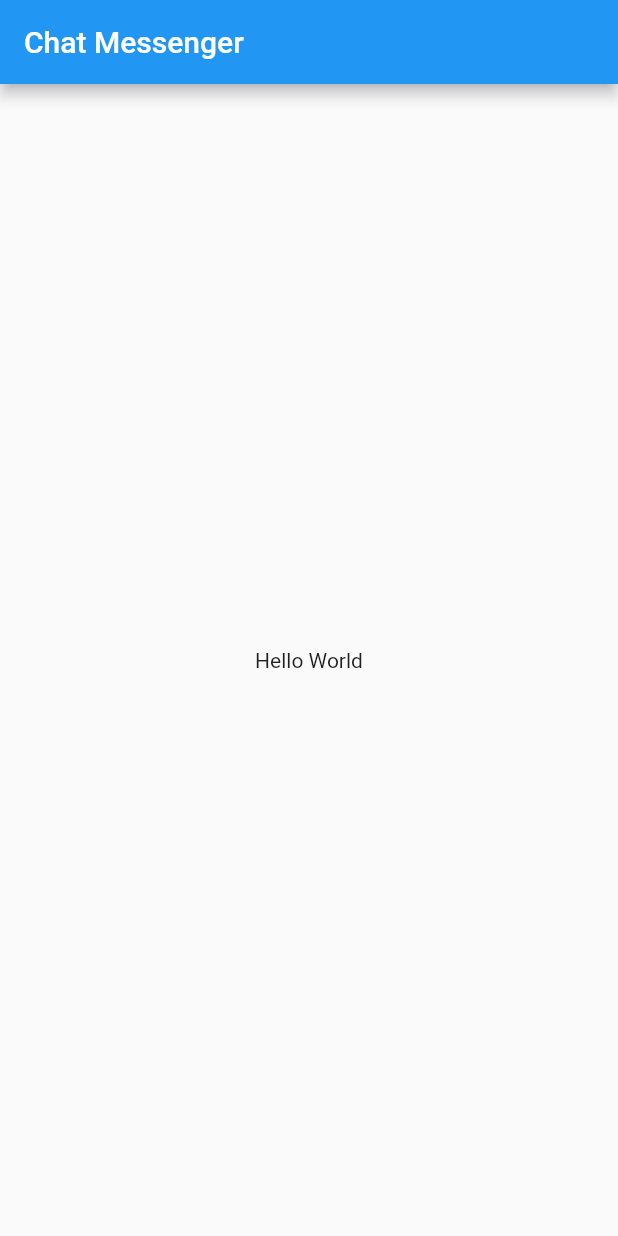
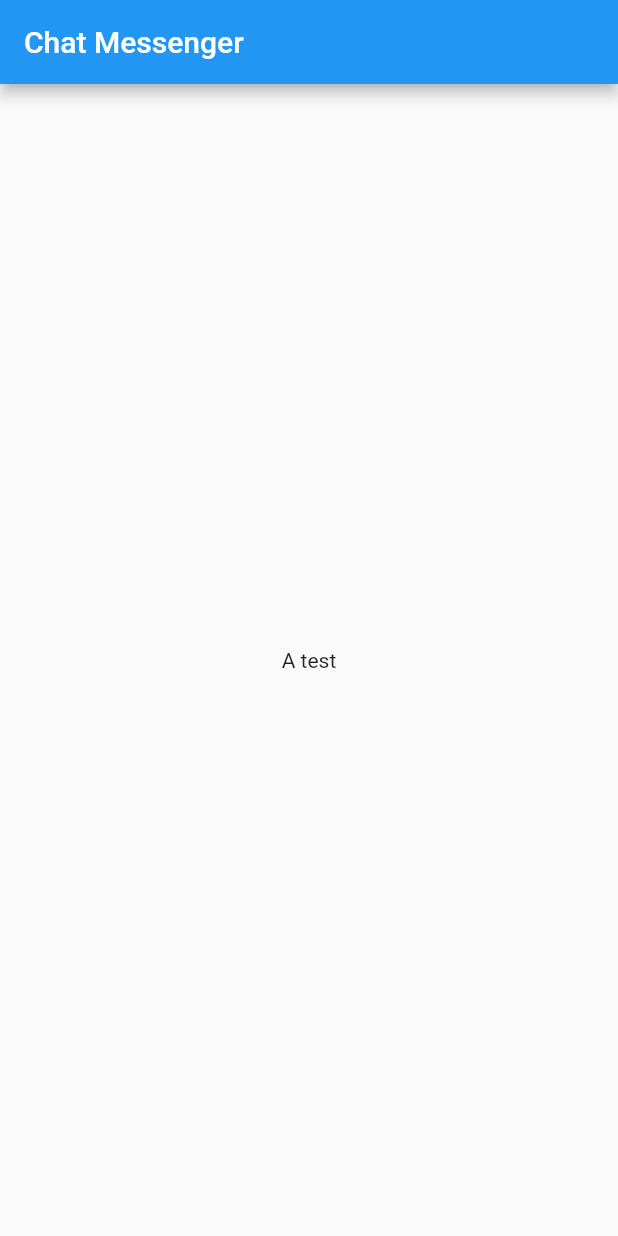
Before and after one commit to defuncart/chat_messenger, a Flutter app: the screen it shows after launch, on a phone screen of 412 x 824 dp. Run offline on Flutter 3.47's test engine with Material 2 defaults, Android fonts, the phone set to English and light mode, and no system bars.

Commit message:
Feature/setup localization (#2)
Setup localization for EN and DE. Using flappy_translator package to convert CSV loca file into Dart code.

Commits:
* Add flappy_translator and flutter_localizations dependency.
* Add loca.csv.
* Add settings for flappy_translator package.
* Add generated i18n file.
* Add MyApp and HomeScreen widgets.
* Add loca delegate to MyApp. Update iOS plist.

```diff
--- /dev/null
+++ b/assets-dev/loca/loca.csv
@@ -0,0 +1,2 @@
+keys;description;en;de
+test;A test key;A test;Ein test
--- /dev/null
+++ b/lib/i18n.dart
@@ -0,0 +1,63 @@
+import 'dart:async';
+
+import 'package:flutter/material.dart';
+
+/// This class is generated by the flappy_translator package
+/// Please do not change anything manually in this file, instead re-generate it when changes are available
+class I18n {
+  static String get test => _getText('test');
+
+  static Map<String, String> _localizedValues;
+
+  static Map<String, String> _enValues = {
+    'test': 'A test',
+  };
+
+  static Map<String, String> _deValues = {
+    'test': 'Ein test',
+  };
+
+  static Map<String, Map<String, String>> _allValues = {
+    'en': _enValues,
+    'de': _deValues,
+  };
+
+  I18n(Locale locale) {
+    _locale = locale;
+    _localizedValues = null;
+  }
+
+  static Locale _locale;
+
+  static String _getText(String key) {
+    return _localizedValues[key] ?? '** $key not found';
+  }
+
+  static Locale get currentLocale => _locale;
+
+  static String get currentLanguage => _locale.languageCode;
+
+  static Future<I18n> load(Locale locale) async {
+    final translations = I18n(locale);
+    _localizedValues = _allValues[locale.toString()];
+    return translations;
+  }
+}
+
+class I18nDelegate extends LocalizationsDelegate<I18n> {
+  const I18nDelegate();
+
+  static final Set<Locale> supportedLocals = {
+    Locale('en'),
+    Locale('de'),
+  };
+
+  @override
+  bool isSupported(Locale locale) => supportedLocals.contains(locale);
+
+  @override
+  Future<I18n> load(Locale locale) => I18n.load(locale);
+
+  @override
+  bool shouldReload(I18nDelegate old) => false;
+}
--- a/lib/main.dart
+++ b/lib/main.dart
@@ -1,19 +1,5 @@
 import 'package:flutter/material.dart';
 
+import 'package:chat_messenger/widgets/my_app.dart';
+
 void main() => runApp(MyApp());
-
-class MyApp extends StatelessWidget {
-  @override
-  Widget build(BuildContext context) {
-    return MaterialApp(
-      home: Scaffold(
-        appBar: AppBar(
-          title: Text('Chat Messenger'),
-        ),
-        body: Center(
-          child: Text('Hello World'),
-        ),
-      ),
-    );
-  }
-}
--- /dev/null
+++ b/lib/widgets/home_screen/home_screen.dart
@@ -0,0 +1,19 @@
+import 'package:flutter/material.dart';
+
+import 'package:chat_messenger/i18n.dart';
+
+class HomeScreen extends StatelessWidget {
+  const HomeScreen({Key key}) : super(key: key);
+
+  @override
+  Widget build(BuildContext context) {
+    return Scaffold(
+      appBar: AppBar(
+        title: Text('Chat Messenger'),
+      ),
+      body: Center(
+        child: Text(I18n.test),
+      ),
+    );
+  }
+}
--- /dev/null
+++ b/lib/widgets/my_app.dart
@@ -0,0 +1,20 @@
+import 'package:flutter/material.dart';
+import 'package:flutter_localizations/flutter_localizations.dart';
+
+import 'package:chat_messenger/i18n.dart';
+import 'package:chat_messenger/widgets/home_screen/home_screen.dart';
+
+class MyApp extends StatelessWidget {
+  @override
+  Widget build(BuildContext context) {
+    return MaterialApp(
+      localizationsDelegates: [
+        const I18nDelegate(),
+        GlobalMaterialLocalizations.delegate,
+        GlobalWidgetsLocalizations.delegate,
+      ],
+      supportedLocales: I18nDelegate.supportedLocals,
+      home: HomeScreen(),
+    );
+  }
+}
```
Also changed, not shown: pubspec.yaml (+15 -0 lines), pubspec.lock, 1 other file.
